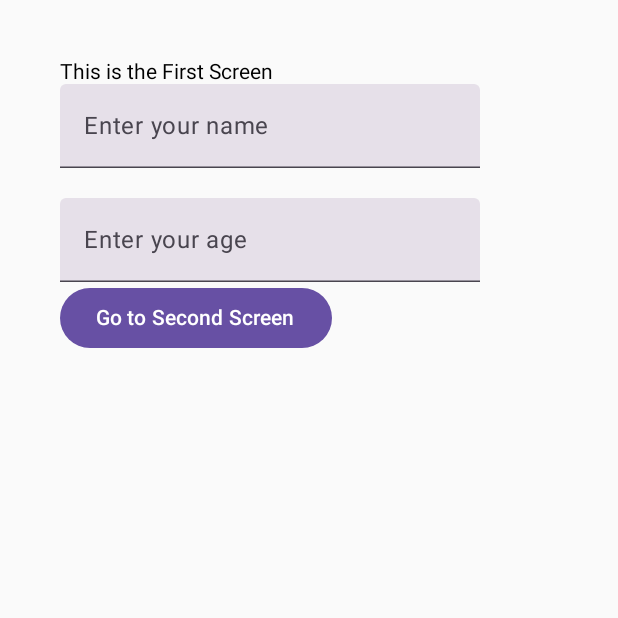
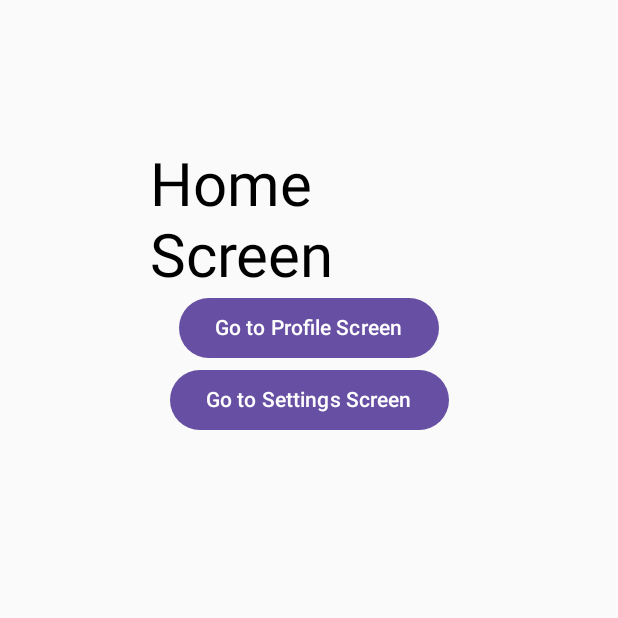
Before and after one commit to tarikuzzamantito/LearnJC, an Android app built with Jetpack Compose: the screen it shows after launch (NavigationAppActivity before the commit, ComplexNavigationAppActivity after it), on a phone screen of 412 x 824 dp, the top half of it. Run offline under Robolectric (Android 15) with nearby library versions, the phone set to English and light mode, and no system bars.

Commit message:
Complex Navigation

```diff
--- /dev/null
+++ b/app/src/main/java/com/tarikuzzamantito/apps/learnjc/complexnavigation/ComplexNavigationAppActivity.kt
@@ -0,0 +1,21 @@
+package com.tarikuzzamantito.apps.learnjc.complexnavigation
+
+import android.os.Bundle
+import androidx.activity.ComponentActivity
+import androidx.activity.compose.setContent
+import androidx.activity.enableEdgeToEdge
+import androidx.appcompat.app.AppCompatActivity
+import androidx.navigation.NavGraph
+import androidx.navigation.compose.rememberNavController
+
+class ComplexNavigationAppActivity : ComponentActivity() {
+    override fun onCreate(savedInstanceState: Bundle?) {
+        super.onCreate(savedInstanceState)
+        enableEdgeToEdge()
+        setContent {
+            val navController = rememberNavController()
+            NavGraph(navController)
+        }
+
+    }
+}
--- /dev/null
+++ b/app/src/main/java/com/tarikuzzamantito/apps/learnjc/complexnavigation/HomeScreen.kt
@@ -0,0 +1,40 @@
+package com.tarikuzzamantito.apps.learnjc.complexnavigation
+
+import androidx.compose.foundation.layout.Column
+import androidx.compose.foundation.layout.fillMaxWidth
+import androidx.compose.foundation.layout.padding
+import androidx.compose.material3.Button
+import androidx.compose.material3.Text
+import androidx.compose.runtime.Composable
+import androidx.compose.ui.Alignment
+import androidx.compose.ui.Modifier
+import androidx.compose.ui.unit.dp
+import androidx.compose.ui.unit.sp
+
+/**
+ * Created by Tarikuzzaman on 3/11/2025 10:57 AM
+ */
+
+@Composable
+fun HomeScreen(
+    navigateToProfileScreen: (Int, Boolean) -> Unit,
+    navigateToSettingsScreen: () -> Unit
+) {
+    Column(
+        modifier = Modifier
+            .fillMaxWidth()
+            .padding(100.dp),
+        horizontalAlignment = Alignment.CenterHorizontally
+    ) {
+        Text(text = "Home Screen", fontSize = 40.sp)
+        Button(onClick = {
+            /* Navigate to Profile Screen */
+            navigateToProfileScreen(123, true)
+        }) {
+            Text(text = "Go to Profile Screen")
+        }
+        Button(onClick = navigateToSettingsScreen) {
+            Text(text = "Go to Settings Screen")
+        }
+    }
+}
--- /dev/null
+++ b/app/src/main/java/com/tarikuzzamantito/apps/learnjc/complexnavigation/NavGraph.kt
@@ -0,0 +1,99 @@
+package com.tarikuzzamantito.apps.learnjc.complexnavigation
+
+import androidx.compose.runtime.Composable
+import androidx.navigation.NavGraphBuilder
+import androidx.navigation.NavHostController
+import androidx.navigation.NavType
+import androidx.navigation.compose.NavHost
+import androidx.navigation.compose.composable
+import androidx.navigation.navArgument
+
+/**
+ * Created by Tarikuzzaman on 3/11/2025 11:04 AM
+ */
+
+@Composable
+fun NavGraph(navController: NavHostController) {
+
+    // Use navController to navigate to different composables defined in the nav graph
+    // Nav Host: acts as a container for hosting the Nav Graph
+    NavHost(
+        navController = navController,
+        startDestination = NavRoute.Home.path
+    ) {
+        addHomeScreen(navController, this)
+
+        addProfileScreen(navController, this)
+
+        addSettingsScreen(navController, this)
+    }
+
+}
+
+fun addHomeScreen(
+    navController: NavHostController,
+    navGraphBuilder: NavGraphBuilder
+) {
+    // navGraphBuilder: define the composables route for the HomeScreen
+    navGraphBuilder.composable(
+        route = NavRoute.Home.path // "home"
+    ) {
+        HomeScreen(
+            navigateToProfileScreen = { id, showDetails ->
+                navController.navigate(
+                    //"${NavRoute.Profile.path}?${NavRoute.Profile.id}=$id&${NavRoute.Profile.showDetails}=$showDetails"
+                    //"home/id/showDetails"
+                    //NavRoute.Profile.path.plus(id.toString()).plus(showDetails.toString())
+                    NavRoute.Profile.path.plus("/$id/$showDetails")
+
+                )
+            },
+            navigateToSettingsScreen = {
+                navController.navigate(NavRoute.Settings.path)
+            }
+        )
+    }
+}
+
+fun addProfileScreen(
+    navController: NavHostController,
+    navGraphBuilder: NavGraphBuilder
+) {
+    navGraphBuilder.composable(
+        route = NavRoute.Profile.path.plus("/{id}/{showDetails}"),
+        arguments = listOf(
+            navArgument(NavRoute.Profile.id) {
+                type = NavType.IntType
+            },
+            navArgument(NavRoute.Profile.showDetails) {
+                type = NavType.BoolType
+            }
+        )
+    ) { navBackStackEntry ->
+        val args = navBackStackEntry.arguments
+        ProfileScreen(
+            id = args?.getInt(NavRoute.Profile.id)!!,
+            showDetails = args.getBoolean(NavRoute.Profile.showDetails),
+            navigateToSettingsScreen = { navController.navigate(NavRoute.Settings.path) },
+            navigateToHomeScreen = { navController.navigate("home") },
+        )
+    }
+}
+
+fun addSettingsScreen(
+    navController: NavHostController,
+    navGraphBuilder: NavGraphBuilder
+) {
+    navGraphBuilder.composable(
+        route = NavRoute.Settings.path
+    ) {
+        SettingsScreen(
+            navigateToHomeScreen = { navController.navigate(NavRoute.Home.path) },
+            navigateToProfileScreen = { id, showDetails ->
+                navController.navigate(
+                    NavRoute.Profile.path.plus("/$id/$showDetails")
+                )
+            },
+        )
+    }
+}
--- /dev/null
+++ b/app/src/main/java/com/tarikuzzamantito/apps/learnjc/complexnavigation/NavRoute.kt
@@ -0,0 +1,16 @@
+package com.tarikuzzamantito.apps.learnjc.complexnavigation
+
+/**
+ * Created by Tarikuzzaman on 3/11/2025 11:24 AM
+ */
+
+sealed class NavRoute(val path: String) {
+    // Sealed Class: represent restricted hierarchies where a value can have one of the types form a limited set, but no other types.
+    object Home : NavRoute("home")
+    object Profile : NavRoute("profile") {
+        val id = "id"
+        val showDetails = "showDetails"
+    }
+
+    object Settings : NavRoute("settings")
+}
--- a/app/src/main/res/values/strings.xml
+++ b/app/src/main/res/values/strings.xml
@@ -2,4 +2,5 @@
     <string name="app_name">LearnJC</string>
     <string name="grocery_app_name">Grocery App</string>
     <string name="navigation_app_name">Navigation App</string>
+    <string name="complex_navigation_app_name">Complex Navigation App</string>
 </resources>
```
Also changed, not shown: app/src/main/AndroidManifest.xml (+17 -4 lines), app/src/main/java/com/tarikuzzamantito/apps/learnjc/complexnavigation/ProfileScreen.kt (added, +48 -0 lines), app/src/main/java/com/tarikuzzamantito/apps/learnjc/complexnavigation/SettingsScreen.kt (added, +45 -0 lines).
